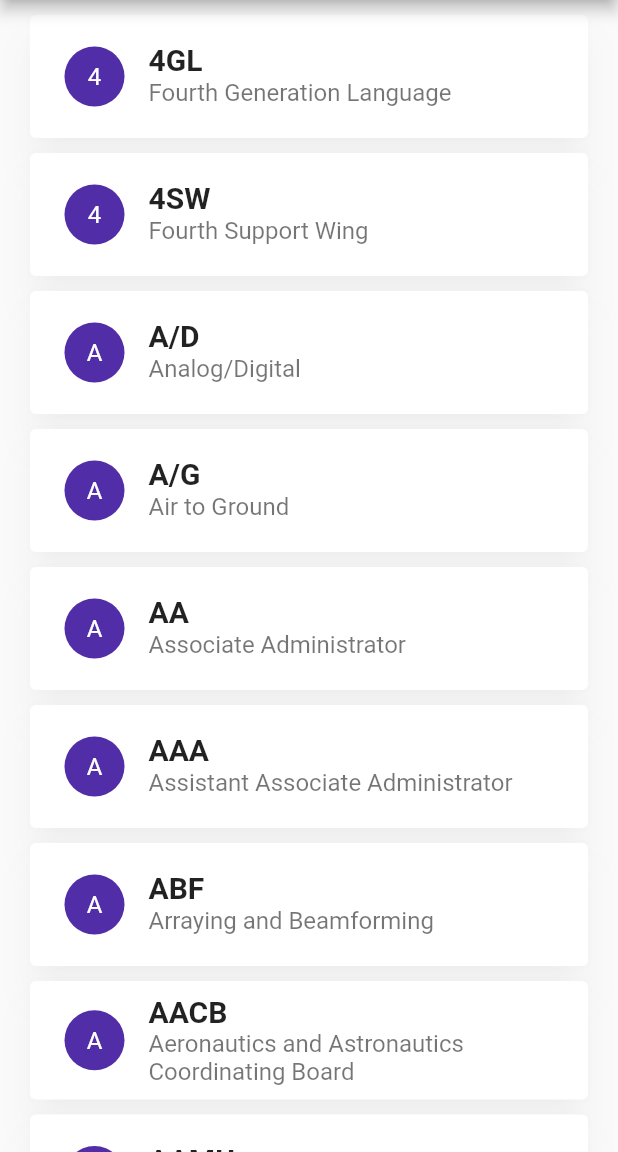
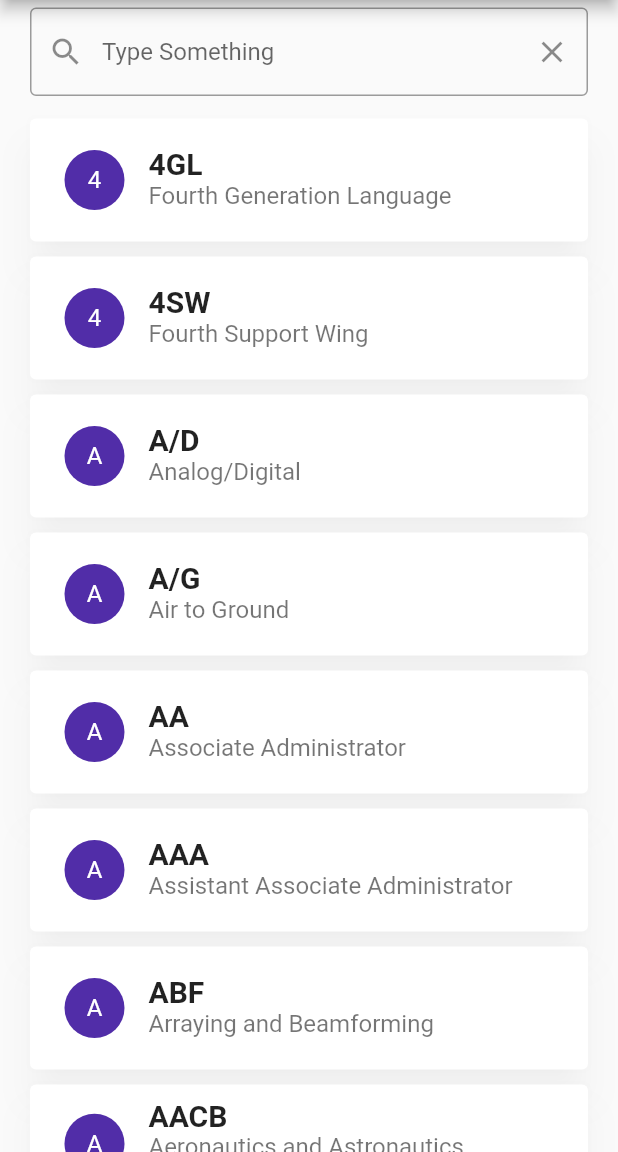
Before and after one commit to biswa1751/nasa-earth-dictionary, a Flutter app: the screen it shows after launch, on a phone screen of 412 x 824 dp, the part 84-1236 px from its top. Run offline on Flutter 3.47's test engine with Material 2 defaults, Android fonts, the phone set to English and light mode, and no system bars; our stand-ins replace dio.

Commit message:
* successfully fetch images * add text field

```diff
--- a/analysis_options.yaml
+++ b/analysis_options.yaml
@@ -22,7 +22,7 @@ linter:
   # `// ignore_for_file: name_of_lint` syntax on the line or in the file
   # producing the lint.
   rules:
-    # avoid_print: false  # Uncomment to disable the `avoid_print` rule
+    avoid_print: false  # Uncomment to disable the `avoid_print` rule
     # prefer_single_quotes: true  # Uncomment to enable the `prefer_single_quotes` rule
 
 # Additional information about this file can be found at
--- a/lib/screens/helpers/drawer.dart
+++ b/lib/screens/helpers/drawer.dart
@@ -48,9 +48,7 @@ class AppDrawer extends StatelessWidget {
               ),
             ),
           ),
-          Divider(
-            height: 10.0,
-          )
+          const Divider(height: 10.0)
         ],
       ),
     );
--- a/lib/screens/home_page.dart
+++ b/lib/screens/home_page.dart
@@ -11,9 +11,8 @@ class HomePage extends StatefulWidget {
 }
 
 class _HomePageState extends State<HomePage> {
-  //to view meaning when user submit in search
-
   static List<String> _abbreviationKeys = [];
+  final _controller = TextEditingController();
   @override
   void initState() {
     super.initState();
@@ -27,12 +26,41 @@ class _HomePageState extends State<HomePage> {
         title: const Text("NASA Abbreviations"),
         centerTitle: true,
       ),
-      body: ListView.builder(
+      body: Column(
+        children: [
+          Padding(
+            padding: const EdgeInsets.symmetric(horizontal: 20, vertical: 5),
+            child: TextField(
+              controller: _controller,
+              onChanged: (t) {
+                _abbreviationKeys = abbreviations.keys
+                    .where((element) => element.startsWith(t))
+                    .toList();
+                setState(() {});
+              },
+              decoration: InputDecoration(
+                border: const OutlineInputBorder(),
+                hintText: 'Type Something',
+                prefixIcon: const Icon(Icons.search),
+                suffixIcon: IconButton(
+                  onPressed: () {
+                    _abbreviationKeys = abbreviations.keys.toList();
+                    setState(() {});
+                    _controller.clear();
+                  },
+                  icon: const Icon(Icons.close),
+                ),
+              ),
+            ),
+          ),
+          Flexible(
+            child: ListView.builder(
               itemCount: _abbreviationKeys.length,
+              physics: const BouncingScrollPhysics(),
               itemBuilder: (context, i) {
                 return Card(
-            margin:
-                const EdgeInsets.symmetric(horizontal: 20).copyWith(top: 10),
+                  margin: const EdgeInsets.symmetric(horizontal: 20)
+                      .copyWith(top: 10),
                   elevation: 10,
                   shadowColor: Colors.black.withOpacity(0.2),
                   child: ListTile(
@@ -44,7 +72,8 @@ class _HomePageState extends State<HomePage> {
                     ),
                     title: Text(
                       _abbreviationKeys[i],
-                style: TextStyle(fontWeight: FontWeight.bold, fontSize: 20.0),
+                      style: TextStyle(
+                          fontWeight: FontWeight.bold, fontSize: 20.0),
                     ),
                     subtitle: Text(
                       abbreviations[_abbreviationKeys[i]] ?? '',
@@ -59,6 +88,9 @@ class _HomePageState extends State<HomePage> {
                 );
               },
             ),
+          ),
+        ],
+      ),
       drawer: const AppDrawer(),
     );
   }
--- a/pubspec.yaml
+++ b/pubspec.yaml
@@ -35,6 +35,7 @@ dependencies:
   # Use with the CupertinoIcons class for iOS style icons.
   cupertino_icons: ^1.0.2
   http: ^0.13.4
+  dio: ^4.0.0
 
 dev_dependencies:
   flutter_test:
```
Also changed, not shown: lib/model/image.dart (+12 -14 lines), pubspec.lock. Lines whose indentation alone changed are shown as unchanged.
